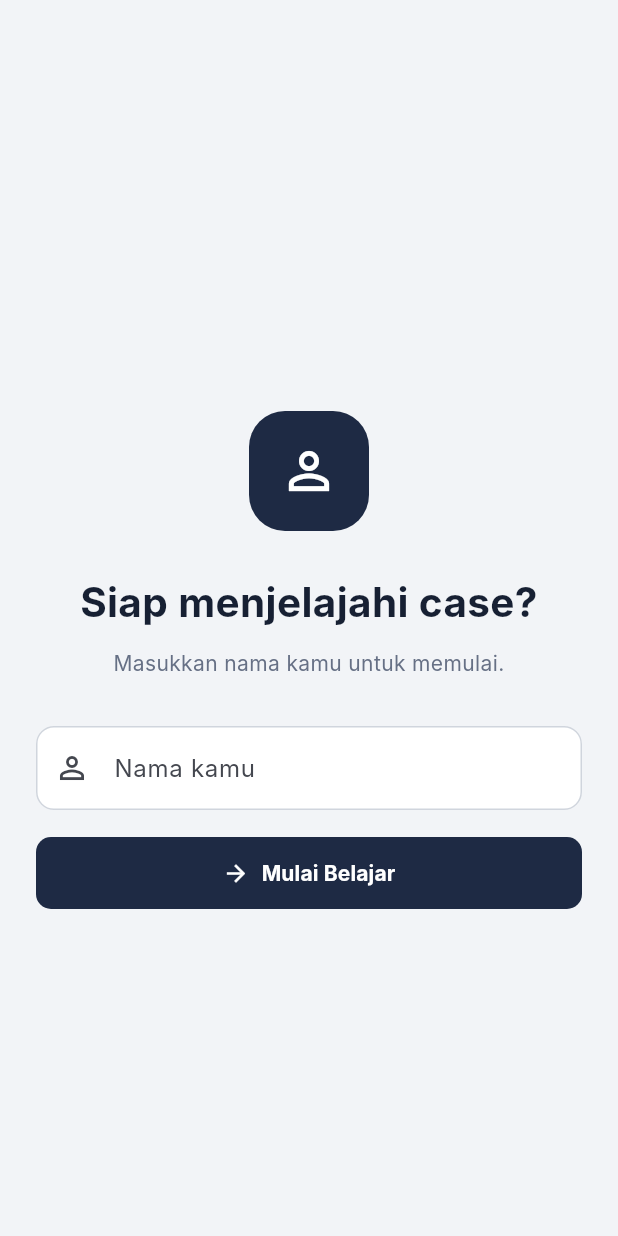
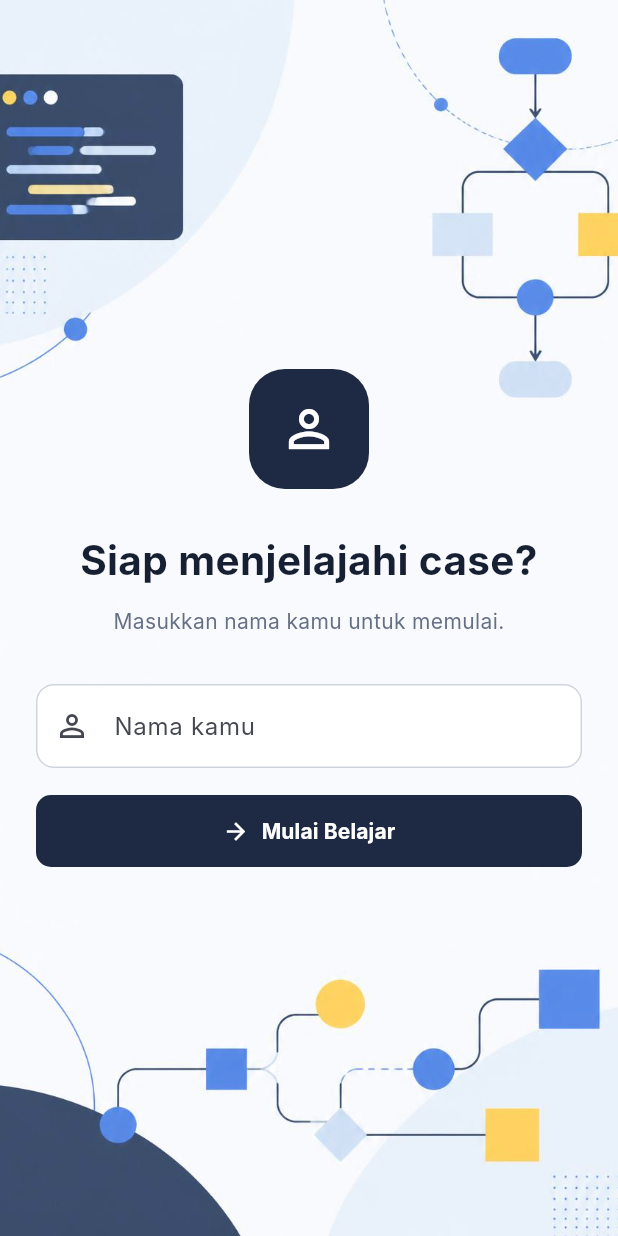
Before and after one commit to Aisyahazzahra04/algocasee, a Flutter app: the screen it shows after launch, on a phone screen of 412 x 824 dp. Run offline on Flutter 3.47's test engine with Material 3 defaults, Android fonts, the light colour scheme and no system bars; our stand-ins replace sqflite; accounts and stored records are empty; Roboto replaces fonts that are missing (Inter).

Commit message:
bg identity sc & rapihkan code

```diff
--- a/lib/screens/identity_screen.dart
+++ b/lib/screens/identity_screen.dart
@@ -54,23 +54,38 @@
       ),
     );
   }
-
   @override
   Widget build(BuildContext context) {
     return Scaffold(
-      backgroundColor: lightGrey,
-
+      backgroundColor: Colors.transparent,
+      extendBodyBehindAppBar: true,
       appBar: AppBar(
-        backgroundColor: lightGrey,
+        backgroundColor: Colors.transparent,
         elevation: 0,
+        toolbarHeight: 0,
+      ),
+      body: Stack(
+        fit: StackFit.expand,
+        children: [
+          // BACKGROUND SAMPAI ATAS LAYAR
+          Positioned.fill(
+            child: Image.asset(
+              'assets/images/splash_background.png',
+              fit: BoxFit.cover,
+            ),
           ),
 
-      body: Padding(
+          // LAPISAN PUTIH TRANSPARAN
+          Container(
+            color: Colors.white.withValues(alpha: 0.15),
+          ),
+
+          // KONTEN INPUT NAMA
+          SafeArea(
+            child: Padding(
               padding: const EdgeInsets.all(24),
-
               child: Column(
                 crossAxisAlignment: CrossAxisAlignment.start,
-
                 children: [
                   const Spacer(),
 
@@ -79,12 +94,10 @@
                     child: Container(
                       height: 80,
                       width: 80,
-
                       decoration: BoxDecoration(
                         color: navy,
                         borderRadius: BorderRadius.circular(24),
                       ),
-
                       child: const Icon(
                         Icons.person_outline,
                         color: Colors.white,
@@ -100,7 +113,6 @@
                     child: Text(
                       'Siap menjelajahi case?',
                       textAlign: TextAlign.center,
-
                       style: TextStyle(
                         fontSize: 27,
                         fontWeight: FontWeight.bold,
@@ -116,7 +128,6 @@
                     child: Text(
                       'Masukkan nama kamu untuk memulai.',
                       textAlign: TextAlign.center,
-
                       style: TextStyle(
                         color: textGrey,
                         height: 1.5,
@@ -129,31 +140,25 @@
                   // INPUT NAMA
                   TextField(
                     controller: controller,
-
                     decoration: InputDecoration(
                       labelText: 'Nama kamu',
-
                       prefixIcon: const Icon(
                         Icons.person_outline,
                       ),
-
                       filled: true,
                       fillColor: Colors.white,
-
                       border: OutlineInputBorder(
                         borderRadius: BorderRadius.circular(12),
                         borderSide: const BorderSide(
                           color: borderGrey,
                         ),
                       ),
-
                       enabledBorder: OutlineInputBorder(
                         borderRadius: BorderRadius.circular(12),
                         borderSide: const BorderSide(
                           color: borderGrey,
                         ),
                       ),
-
                       focusedBorder: OutlineInputBorder(
                         borderRadius: BorderRadius.circular(12),
                         borderSide: const BorderSide(
@@ -177,6 +182,9 @@
                 ],
               ),
             ),
+          ),
+        ],
+      ),
     );
   }
 }
```
Lines whose indentation alone changed are shown as unchanged.
